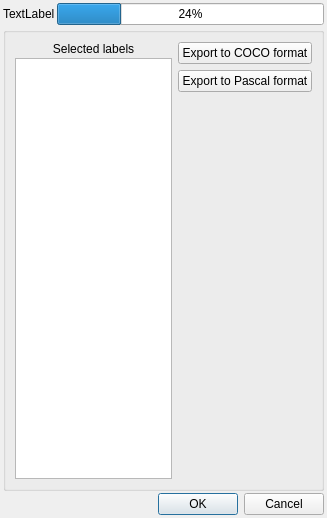
Above: src/dialogexporter.ui from otre99/TaggerTool before the change. Below: the same form after it.
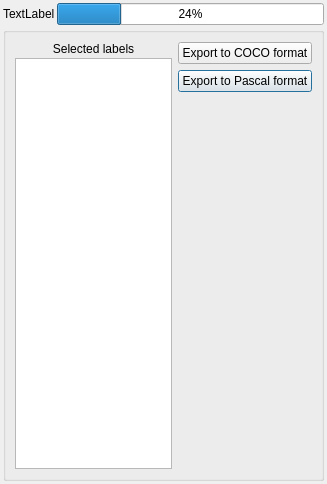
That is the form after the change.

Diff of the .ui file:
```diff
--- a/src/dialogexporter.ui
+++ b/src/dialogexporter.ui
@@ -7,7 +7,7 @@
     <x>0</x>
     <y>0</y>
     <width>327</width>
-    <height>518</height>
+    <height>484</height>
    </rect>
   </property>
   <property name="windowTitle">
@@ -125,16 +125,6 @@
      </layout>
     </widget>
    </item>
-   <item row="2" column="0">
-    <widget class="QDialogButtonBox" name="buttonBox">
-     <property name="orientation">
-      <enum>Qt::Horizontal</enum>
-     </property>
-     <property name="standardButtons">
-      <set>QDialogButtonBox::Cancel|QDialogButtonBox::Ok</set>
-     </property>
-    </widget>
-   </item>
   </layout>
  </widget>
  <resources/>
```
Left out of the diff: 35 changed lines with no effect on the pictures.
